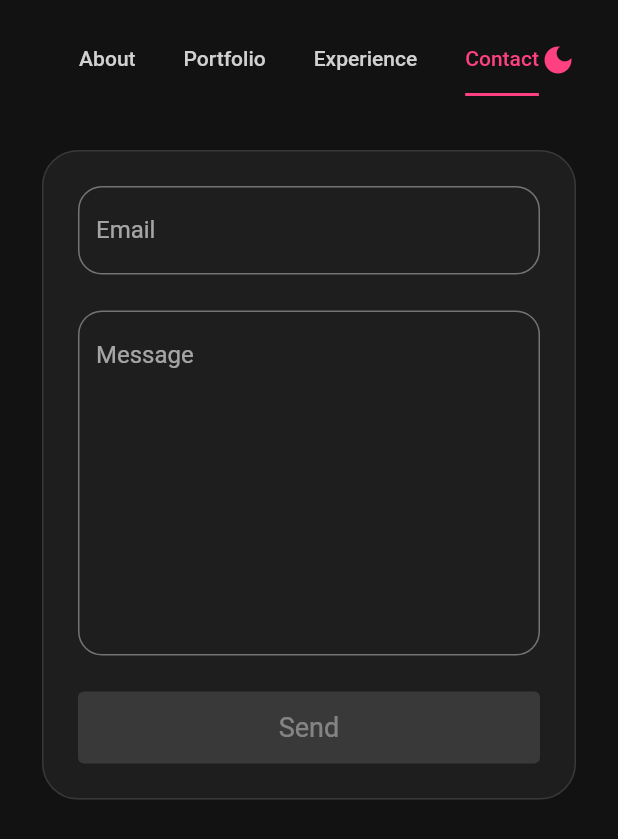
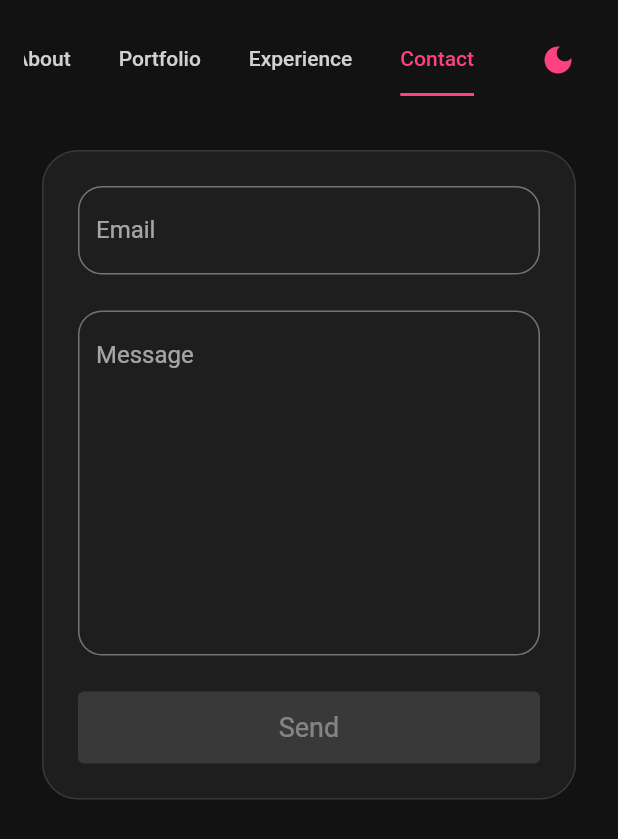
Before and after one commit to xamantra/xamantra.github.io, a Flutter app: the Home screen opened directly, tab 4 chosen, on a phone screen of 412 x 824 dp. Shown: the top 839 px of the screen. Run offline on Flutter 3.47's test engine with Material 2 defaults, Android fonts, the light colour scheme and no system bars; missing offline and left inert: dart:html; network calls fail.

Commit message:
responsive tabs and header

```diff
--- a/lib/src/pages/home.dart
+++ b/lib/src/pages/home.dart
@@ -58,9 +58,14 @@ class _HomeState extends State<Home> with SingleTickerProviderStateMixin {
                     mainAxisAlignment: MainAxisAlignment.start,
                     mainAxisSize: MainAxisSize.max,
                     children: [
-                      TabBar(
+                      Row(
+                        mainAxisSize: MainAxisSize.max,
+                        children: [
+                          Expanded(
+                            child: TabBar(
                               controller: tabController,
                               isScrollable: true,
+                              physics: BouncingScrollPhysics(),
                               indicatorColor: accentColor(context),
                               tabs: [
                                 Tab(
@@ -93,6 +98,10 @@ class _HomeState extends State<Home> with SingleTickerProviderStateMixin {
                                   default:
                                 }
                               },
+                            ),
+                          ),
+                          SizedBox(width: Responsive.isMediumScreenOrSmaller(context) ? 64 : 0),
+                        ],
                       ),
                       SizedBox(height: 24),
                       Expanded(
--- a/lib/src/utils/responsive_util.dart
+++ b/lib/src/utils/responsive_util.dart
@@ -1,6 +1,10 @@
 import 'package:flutter/material.dart';
 
 class Responsive {
+  static Size _getSize(BuildContext context) {
+    return MediaQuery.of(context).size;
+  }
+
   static double maxContainerWidth(BuildContext context, double width) {
     return MediaQuery.of(context).size.width >= width ? width : double.infinity;
   }
@@ -45,4 +49,16 @@ class Responsive {
           )
         : style;
   }
+
+  static bool isMediumScreenOrSmaller(BuildContext context) {
+    return _getSize(context).width <= 580;
+  }
+
+  static bool isVerySmall(BuildContext context) {
+    return _getSize(context).width <= 400;
+  }
+
+  static bool isExtremelySmall(BuildContext context) {
+    return _getSize(context).width <= 340;
+  }
 }
```
Also changed, not shown: lib/src/widgets/profile_card.dart (+32 -4 lines). Lines whose indentation alone changed are shown as unchanged.
